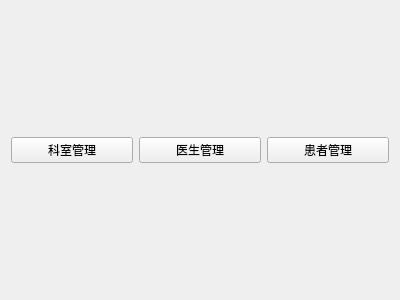
First picture: the form in QtLab3/welcomeview.ui, repository eriLzzx/eri-Qt-learning, before the edit.
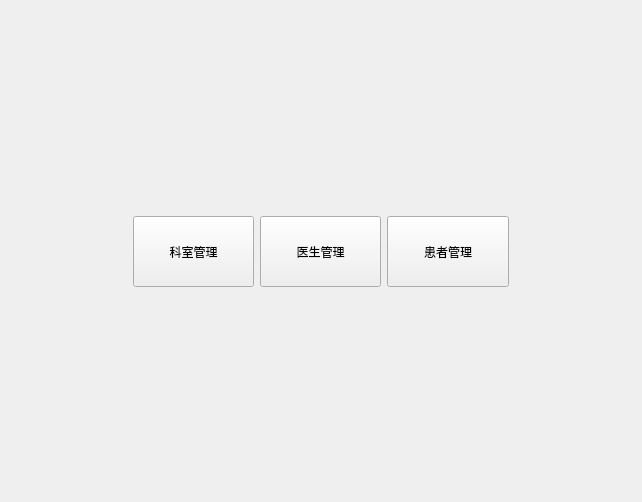
Second picture: the form after the edit.

```diff
--- a/QtLab3/welcomeview.ui
+++ b/QtLab3/welcomeview.ui
@@ -6,8 +6,8 @@
    <rect>
     <x>0</x>
     <y>0</y>
-    <width>400</width>
-    <height>300</height>
+    <width>642</width>
+    <height>502</height>
    </rect>
   </property>
   <property name="windowTitle">
@@ -33,6 +33,18 @@
       <layout class="QHBoxLayout" name="horizontalLayout">
        <item>
         <widget class="QPushButton" name="btDepartment">
+         <property name="minimumSize">
+          <size>
+           <width>121</width>
+           <height>71</height>
+          </size>
+         </property>
+         <property name="maximumSize">
+          <size>
+           <width>121</width>
+           <height>71</height>
+          </size>
+         </property>
          <property name="text">
           <string>科室管理</string>
          </property>
@@ -40,6 +52,18 @@
        </item>
        <item>
         <widget class="QPushButton" name="btDoctor">
+         <property name="minimumSize">
+          <size>
+           <width>121</width>
+           <height>71</height>
+          </size>
+         </property>
+         <property name="maximumSize">
+          <size>
+           <width>121</width>
+           <height>71</height>
+          </size>
+         </property>
          <property name="text">
           <string>医生管理</string>
          </property>
@@ -50,7 +74,13 @@
          <property name="minimumSize">
           <size>
            <width>122</width>
-           <height>0</height>
+           <height>71</height>
+          </size>
+         </property>
+         <property name="maximumSize">
+          <size>
+           <width>122</width>
+           <height>71</height>
           </size>
          </property>
          <property name="text">
```
